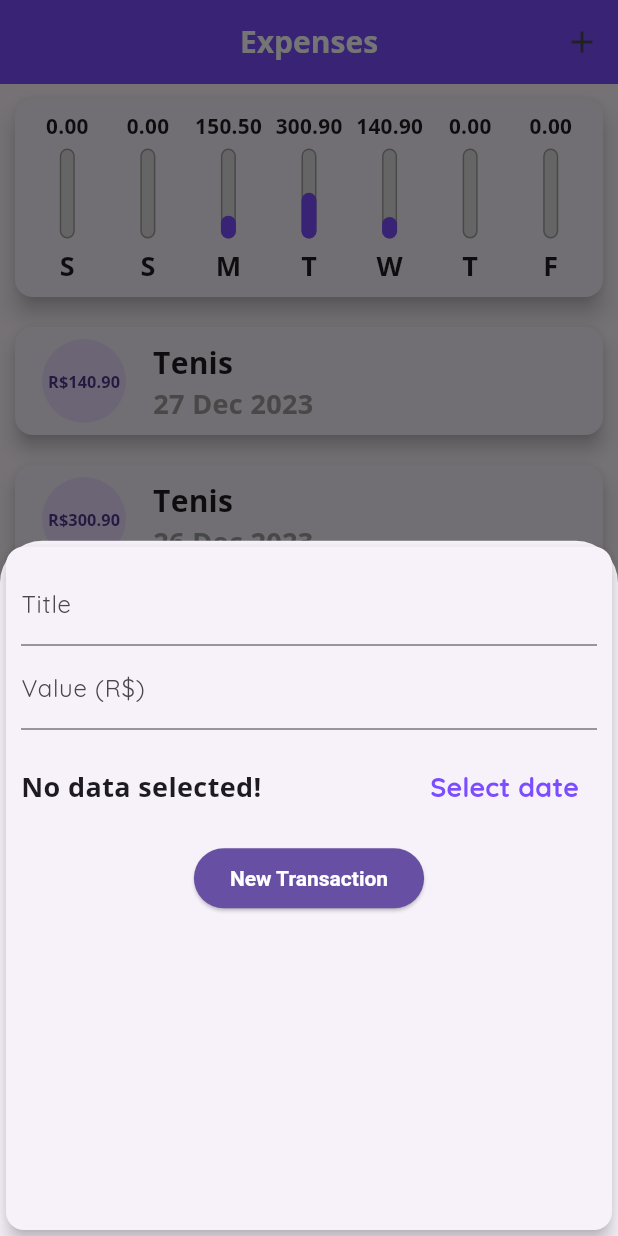
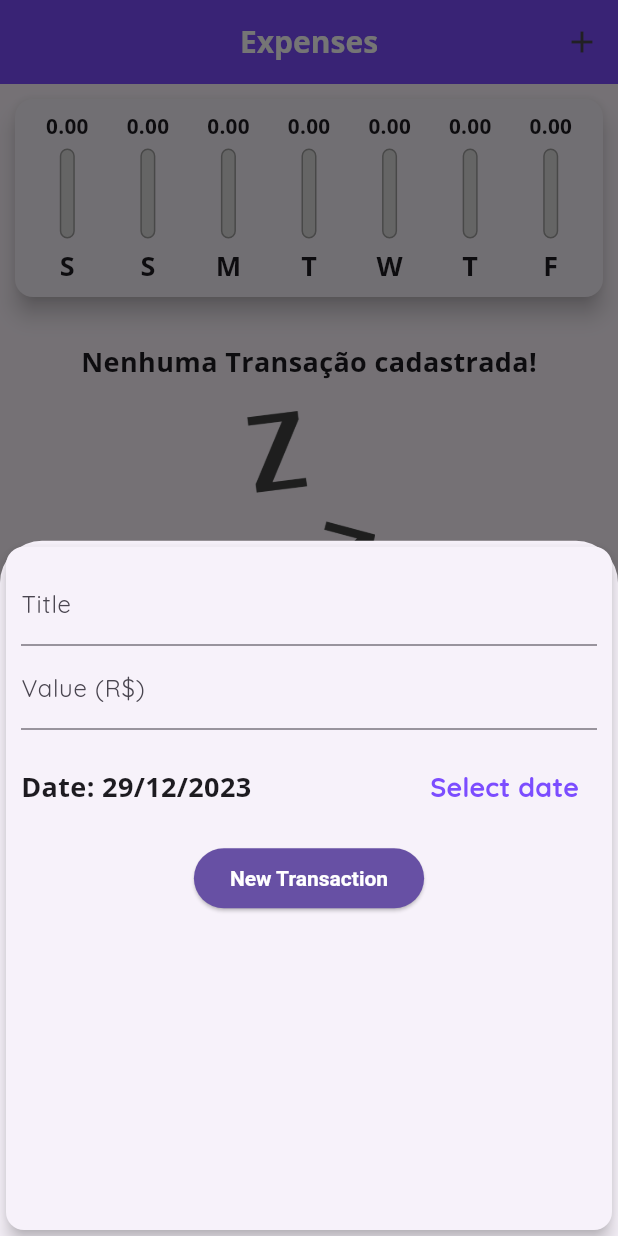
Before and after one commit to DanielMartinsSouza/finance_control, a Flutter app: the screen it shows after launch, after a tap on the "add" icon, on a phone screen of 412 x 824 dp. Run offline on Flutter 3.47's test engine with Material 3 defaults, Android fonts, the light colour scheme and no system bars.

Commit message:
Adicionando a data na hora de salvar a transação

```diff
--- a/lib/components/chart.dart
+++ b/lib/components/chart.dart
@@ -55,7 +55,9 @@
               child: ChartBar(
                 label: (transaction['day'] as String),
                 value: (transaction['value'] as double),
-                percentage: (transaction['value'] as double) / _weekTotalValue,
+                percentage: _weekTotalValue == 0
+                    ? 0
+                    : (transaction['value'] as double) / _weekTotalValue,
               ),
             );
           }).toList(),
--- a/lib/components/transaction_form.dart
+++ b/lib/components/transaction_form.dart
@@ -2,7 +2,7 @@
 import 'package:intl/intl.dart';
 
 class TransactionForm extends StatefulWidget {
-  final Function(String, double) onSubmit;
+  final Function(String, double, DateTime) onSubmit;
 
   TransactionForm(this.onSubmit, {super.key});
 
@@ -13,7 +13,7 @@
 class _TransactionFormState extends State<TransactionForm> {
   final _titleController = TextEditingController();
   final _valueController = TextEditingController();
-  dynamic _selectedDate;
+  DateTime _selectedDate = DateTime.now();
 
   _submittedForm() {
     final String title = _titleController.text;
@@ -23,7 +23,7 @@
       return;
     }
 
-    widget.onSubmit(title, value);
+    widget.onSubmit(title, value, _selectedDate);
   }
 
   _showDataPicker() {
--- a/lib/main.dart
+++ b/lib/main.dart
@@ -69,26 +69,7 @@
 }
 
 class _MyHomePageState extends State<MyHomePage> {
-  final List<Transaction> _transactions = [
-    Transaction(
-      id: "t0",
-      title: "Tenis",
-      value: 140.90,
-      date: DateTime.now().subtract(Duration(days: 2)),
-    ),
-    Transaction(
-      id: "t1",
-      title: "Tenis",
-      value: 300.90,
-      date: DateTime.now().subtract(Duration(days: 3)),
-    ),
-    Transaction(
-      id: "t2",
-      title: "Camisa",
-      value: 150.50,
-      date: DateTime.now().subtract(Duration(days: 4)),
-    ),
-  ];
+  final List<Transaction> _transactions = [];
 
   List<Transaction> get _recentTransactions {
     return _transactions.where((transaction) {
@@ -106,12 +87,12 @@
     );
   }
 
-  _addTransaction(String title, double value) {
+  _addTransaction(String title, double value, DateTime date) {
     final Transaction newTransaction = Transaction(
       id: Random().nextDouble().toString(),
       title: title,
       value: value,
-      date: DateTime.now(),
+      date: date,
     );
 
     setState(() {
```
